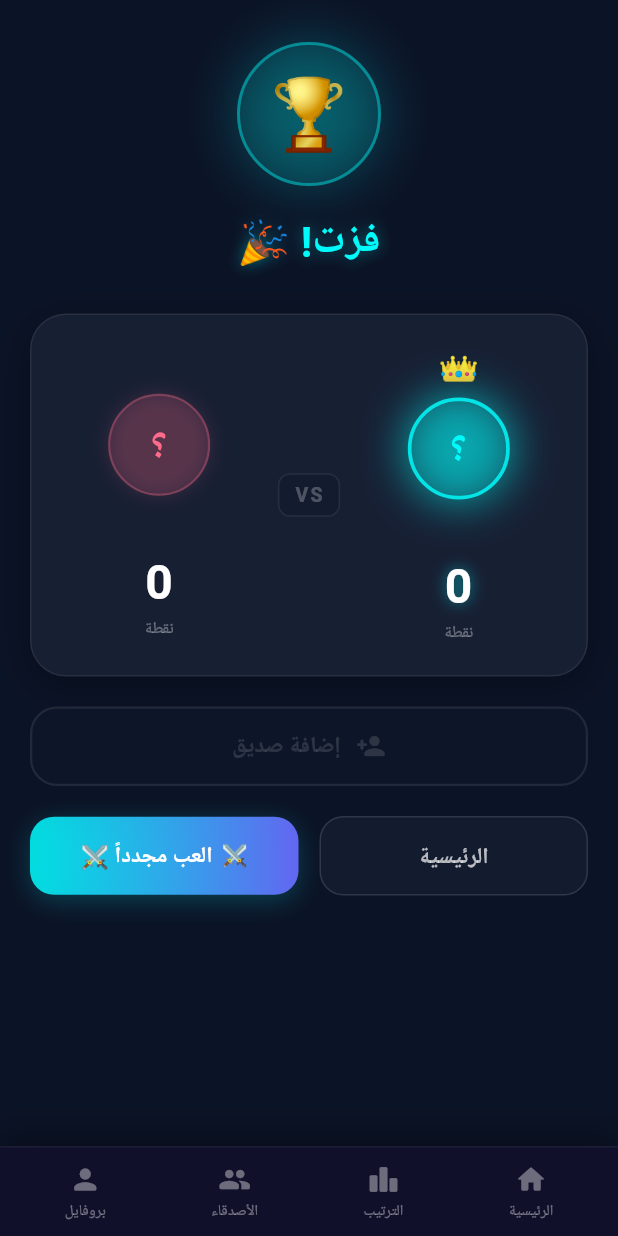
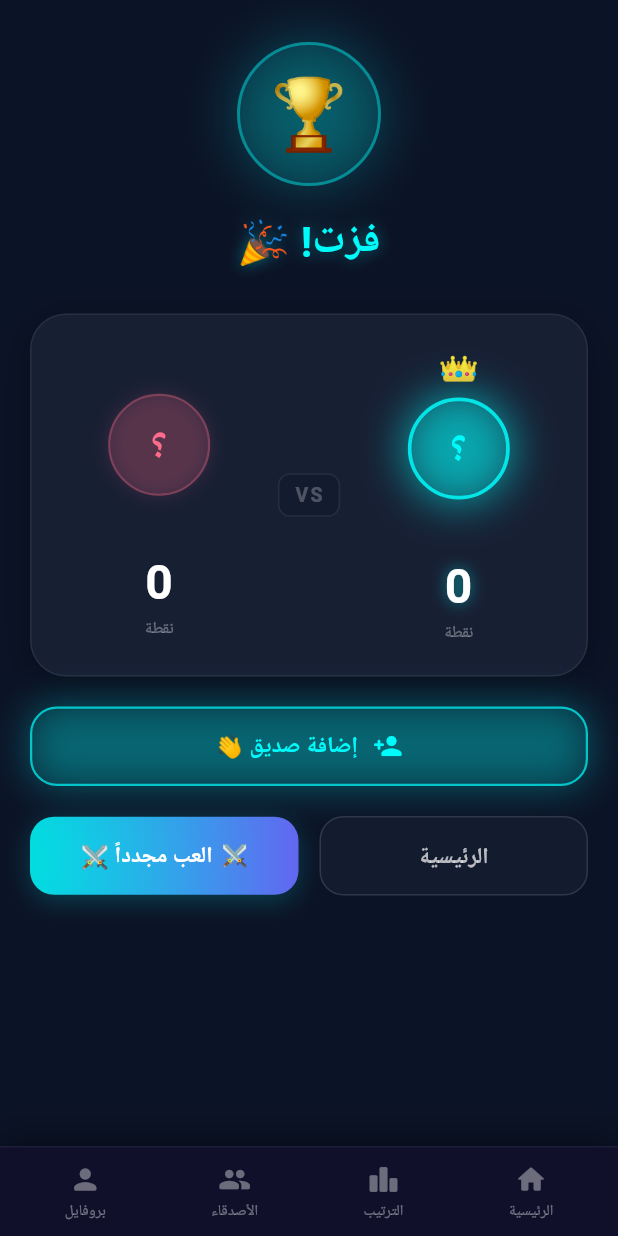
Before and after one commit to alrazyreturn/berogames-flutter, a Flutter app: the DualResultScreen screen opened directly with empty values, on a phone screen of 412 x 824 dp. Run offline on Flutter 3.47's test engine with Material 3 defaults, Android fonts, the phone set to English and light mode, and no system bars; our stand-ins replace audioplayers, confetti, dio, easy_localization, firebase_core, firebase_messaging and 8 more; missing offline and left inert: flutter_webrtc; accounts and stored records are empty.

Commit message:
fix: show glowing friend button for bots (no tap action)
Replace greyed-out disabled button with full neon-cyan styled button
for bot opponents — same appearance as real player button but onTap is null.

Co-Authored-By: Claude Sonnet 4.6 <noreply@anthropic.com>

```diff
--- a/lib/screens/dual_result_screen.dart
+++ b/lib/screens/dual_result_screen.dart
@@ -390,28 +390,29 @@ class _DualResultScreenState extends State<DualResultScreen>
   // ─── زر الصداقة ──────────────────────────────────────────────────────────
   Widget _buildFriendButton() {
     // للبوت: يُعرض الزر دائماً لكن معطّل تماماً
+    // للبوت: نفس شكل الزر المتوهج لكن بدون تأثير عند الضغط
     if (widget.isBot || widget.opponentId == null) {
-      return Opacity(
-        opacity: 0.35,
-        child: Container(
+      return Container(
         width: double.infinity,
         padding: const EdgeInsets.symmetric(horizontal: 20, vertical: 14),
         decoration: BoxDecoration(
-            color:        _cSurface,
+          color:        _cCyan.withValues(alpha: 0.08),
           borderRadius: BorderRadius.circular(18),
-            border: Border.all(color: Colors.white24, width: 1.5),
+          border: Border.all(color: _cCyan.withValues(alpha: 0.7), width: 1.5),
+          boxShadow: [
+            BoxShadow(color: _cCyan.withValues(alpha: 0.3), blurRadius: 22, spreadRadius: 1),
+          ],
         ),
-          child: const Row(
+        child: Row(
           mainAxisAlignment: MainAxisAlignment.center,
           children: [
-              Icon(Icons.person_add_rounded, color: Colors.white38, size: 20),
-              SizedBox(width: 10),
+            Icon(Icons.person_add_rounded, color: _cCyan, size: 20),
+            const SizedBox(width: 10),
             Text(
-                'إضافة صديق',
-                style: TextStyle(color: Colors.white38, fontSize: 15, fontWeight: FontWeight.w600),
+              'dual_result.add_friend'.tr(),
+              style: TextStyle(color: _cCyan, fontSize: 15, fontWeight: FontWeight.w600),
             ),
           ],
-          ),
         ),
       );
     }
```
Lines whose indentation alone changed are shown as unchanged.
